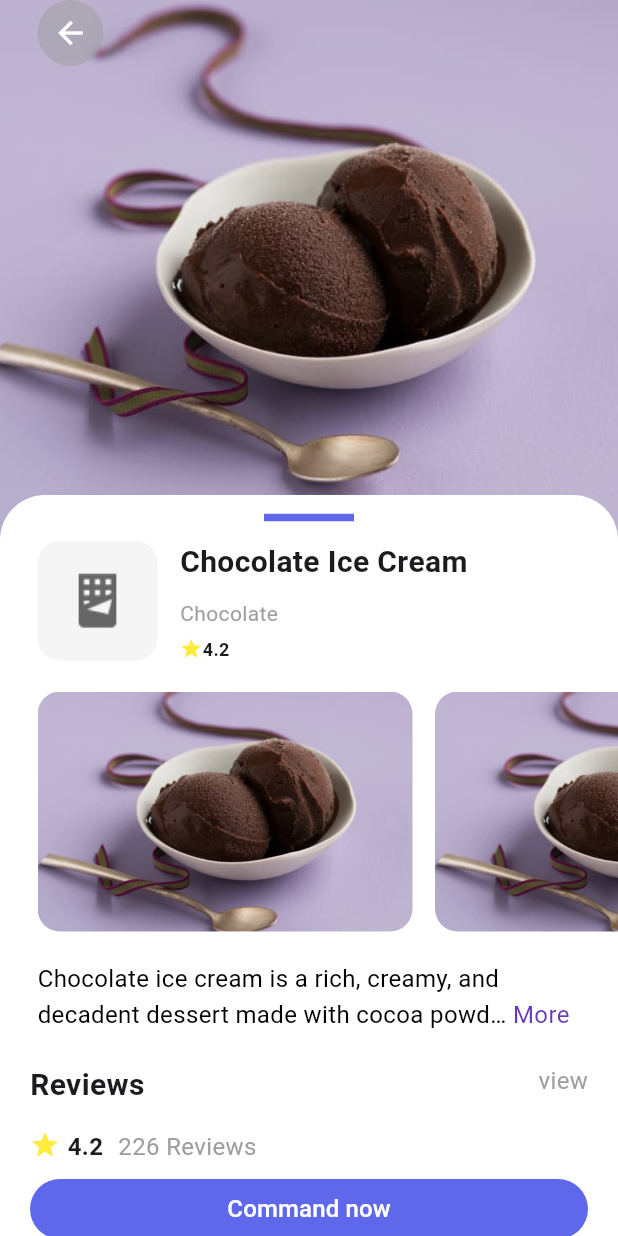
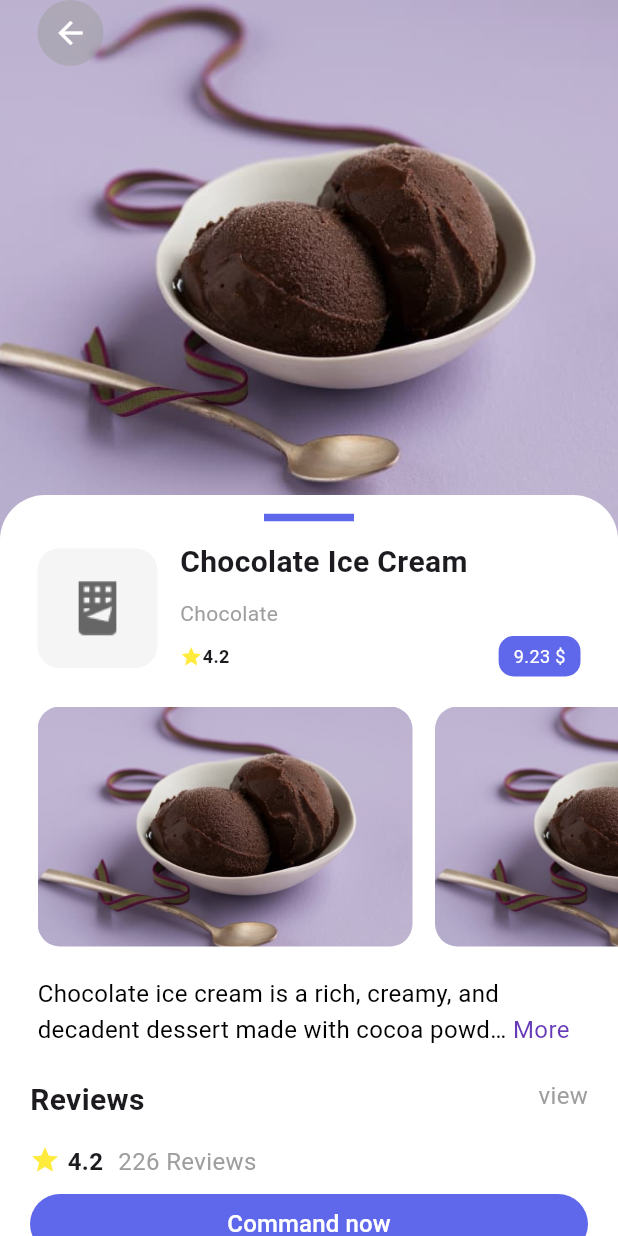
Before and after one commit to RomainDoyen/ice_creams, a Flutter app: the DetailPage screen opened directly with sample values from the repository, on a phone screen of 412 x 824 dp. Run offline on Flutter 3.47's test engine with Material 3 defaults, Android fonts, the phone set to English and light mode, and no system bars; drawn by our look-alikes of readmore; our stand-ins replace flutter_map, latlong2.

Commit message:
refactor: Add ice cream price to header.dart

```diff
--- a/lib/pages/detail/widgets/header.dart
+++ b/lib/pages/detail/widgets/header.dart
@@ -25,7 +25,8 @@ class HeaderDetailSection extends StatelessWidget {
             ),
           ),
           const SizedBox(width: 15),
-          Column(
+          Expanded(
+            child: Column(
               crossAxisAlignment: CrossAxisAlignment.start,
               children: [
                 Text(
@@ -45,6 +46,8 @@ class HeaderDetailSection extends StatelessWidget {
                 const SizedBox(height: 5),
                 Row(
                   children: [
+                    Row(
+                      children: [
                         const Icon(
                           Icons.star,
                           color: Colors.yellow,
@@ -56,11 +59,30 @@ class HeaderDetailSection extends StatelessWidget {
                             fontWeight: FontWeight.bold,
                             fontSize: 12,
                           ),
-                  )
+                        ),
+                      ],
+                    ),
+                    const Spacer(),
+                    Container(
+                      padding: const EdgeInsets.symmetric(
+                          horizontal: 10, vertical: 5),
+                      decoration: BoxDecoration(
+                        color: const Color(0xFF5F67EA),
+                        borderRadius: BorderRadius.circular(10),
+                      ),
+                      child: Text(
+                        '${iceCream.price} \$',
+                        style: const TextStyle(
+                          color: Colors.white,
+                          fontSize: 12,
+                        ),
+                      ),
+                    ),
                   ],
                 ),
               ],
-          )
+            ),
+          ),
         ],
       ),
     );
```
Lines whose indentation alone changed are shown as unchanged.
